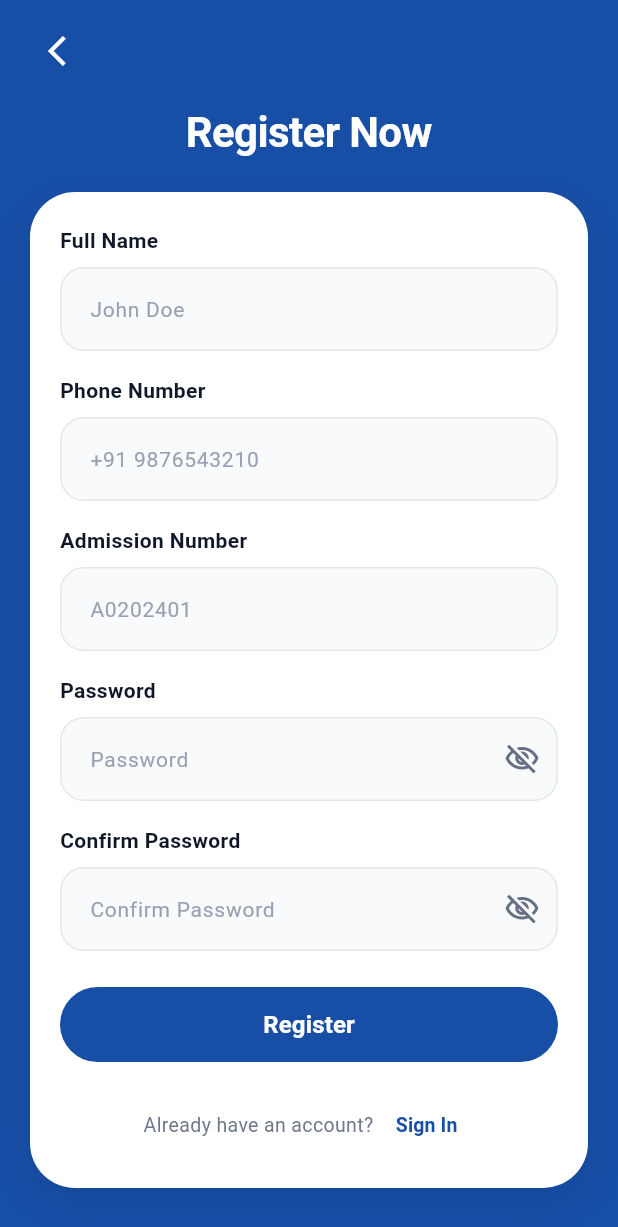
After one commit to AjayExplorer/Unnamed, a Flutter app: the StudentRegistration screen opened by its route, on a phone screen of 412 x 824 dp. The commit adds this screen. Shown: the top 1227 px of the screen. Run offline on Flutter 3.47's test engine with Material 3 defaults, Android fonts, the phone set to English and light mode, and no system bars.

Commit message:
added student registration page and established connections,updated main.dart,login page

```diff
--- a/lib/main.dart
+++ b/lib/main.dart
@@ -4,6 +4,7 @@ import 'screens/alerts/index.dart';
 import 'screens/main_page/front.dart';
 import 'screens/news/index.dart';
 import 'screens/profile/index.dart';
+import 'screens/request_letter/student_registration/student_registration.dart';
 
 void main() {
   runApp(const MyApp());
@@ -28,6 +29,7 @@ class MyApp extends StatelessWidget {
         '/alerts': (context) => const AlertsPage(),
         '/news': (context) => const NewsPage(),
         '/profile': (context) => const ProfilePage(),
+        '/register': (context) => const StudentRegistration(),
       },
     );
   }
--- a/lib/screens/Login_page/index.dart
+++ b/lib/screens/Login_page/index.dart
@@ -232,7 +232,7 @@ class _LoginPageState extends State<LoginPage> {
                                         ),
                                       ),
                                       TextButton(
-                                        onPressed: () {},
+                                        onPressed: () {Navigator.of(context).pushNamed('/register');},
                                         style: TextButton.styleFrom(
                                           foregroundColor: accentBlue,
                                           padding: EdgeInsets.zero,
--- /dev/null
+++ b/lib/screens/request_letter/student_registration/student_registration.dart
@@ -0,0 +1,282 @@
+import 'package:flutter/material.dart';
+
+class StudentRegistration extends StatefulWidget {
+  const StudentRegistration({super.key});
+
+  @override
+  State<StudentRegistration> createState() => _StudentRegistrationState();
+}
+
+class _StudentRegistrationState extends State<StudentRegistration> {
+  final _formKey = GlobalKey<FormState>();
+
+  // Controllers matching teammate's standard instantiations
+  final _nameController = TextEditingController();
+  final _phoneController = TextEditingController();
+  final _admissionController = TextEditingController();
+  final _passwordController = TextEditingController();
+  final _confirmPasswordController = TextEditingController();
+
+  bool _obscurePassword = true;
+  bool _obscureConfirmPassword = true;
+
+  @override
+  void dispose() {
+    _nameController.dispose();
+    _phoneController.dispose();
+    _admissionController.dispose();
+    _passwordController.dispose();
+    _confirmPasswordController.dispose();
+    super.dispose();
+  }
+
+  @override
+  Widget build(BuildContext context) {
+    const textGrey = Color(0xFF667085);
+
+    return Scaffold(
+      body: Container(
+        width: double.infinity,
+        height: double.infinity,
+        decoration: const BoxDecoration(
+          gradient: LinearGradient(
+            begin: Alignment.topCenter,
+            end: Alignment.bottomCenter,
+            colors: [
+             Color(0xFF174EA6), // Target background Sage Green Top
+              Color(0xFF174EA6), // Target background Sage Green Bottom
+            ],
+          ),
+        ),
+        child: SafeArea(
+          child: SingleChildScrollView(
+            padding: const EdgeInsets.fromLTRB(20, 10, 20, 28),
+            child: Column(
+              children: [
+                // Top Custom Header Navigation row
+                Row(
+                  children: [
+                    IconButton(
+                      icon: const Icon(Icons.arrow_back_ios, color: Colors.white),
+                      onPressed: () => Navigator.of(context).pop(),
+                    ),
+                  ],
+                ),
+                const SizedBox(height: 10),
+
+                // Section Title matching target text structure
+                const Text(
+                  'Register Now',
+                  style: TextStyle(
+                    color: Colors.white,
+                    fontSize: 28,
+                    fontWeight: FontWeight.w700,
+                    letterSpacing: -0.4,
+                  ),
+                ),
+                const SizedBox(height: 20),
+
+                // Core Form Card Container
+                Container(
+                  width: double.infinity,
+                  padding: const EdgeInsets.fromLTRB(20, 22, 20, 22),
+                  decoration: BoxDecoration(
+                    color: Colors.white,
+                    borderRadius: BorderRadius.circular(30),
+                    boxShadow: const [
+                      BoxShadow(
+                        color: Color(0x1A0F172A),
+                        blurRadius: 24,
+                        offset: Offset(0, 10),
+                      ),
+                    ],
+                  ),
+                  child: Form(
+                    key: _formKey,
+                    child: Column(
+                      crossAxisAlignment: CrossAxisAlignment.start,
+                      children: [
+                        // 1. Full Name
+                        _buildLabel('Full Name'),
+                        _buildInputField(
+                          controller: _nameController,
+                          hintText: 'John Doe',
+                          keyboardType: TextInputType.name,
+                          validator: (v) => v!.isEmpty ? 'Please enter your name' : null,
+                        ),
+                        const SizedBox(height: 16),
+
+                        // 2. Phone Number
+                        _buildLabel('Phone Number'),
+                        _buildInputField(
+                          controller: _phoneController,
+                          hintText: '+91 9876543210',
+                          keyboardType: TextInputType.phone,
+                          validator: (v) => v!.isEmpty ? 'Please enter phone number' : null,
+                        ),
+                        const SizedBox(height: 16),
+
+                        // 3. Admission Number
+                        _buildLabel('Admission Number'),
+                        _buildInputField(
+                          controller: _admissionController,
+                          hintText: 'A0202401',
+                          validator: (v) => v!.isEmpty ? 'Please enter admission number' : null,
+                        ),
+                        const SizedBox(height: 16),
+
+                        // 4. Password
+                        _buildLabel('Password'),
+                        _buildInputField(
+                          controller: _passwordController,
+                          hintText: 'Password',
+                          obscureText: _obscurePassword,
+                          suffixIcon: IconButton(
+                            icon: Icon(
+                              _obscurePassword ? Icons.visibility_off_outlined : Icons.visibility_outlined,
+                              color: textGrey,
+                            ),
+                            onPressed: () => setState(() => _obscurePassword = !_obscurePassword),
+                          ),
+                          validator: (v) => v!.length < 6 ? 'Password must be 6+ characters' : null,
+                        ),
+                        const SizedBox(height: 16),
+
+                        // 5. Confirm Password
+                        _buildLabel('Confirm Password'),
+                        _buildInputField(
+                          controller: _confirmPasswordController,
+                          hintText: 'Confirm Password',
+                          obscureText: _obscureConfirmPassword,
+                          suffixIcon: IconButton(
+                            icon: Icon(
+                              _obscureConfirmPassword ? Icons.visibility_off_outlined : Icons.visibility_outlined,
+                              color: textGrey,
+                            ),
+                            onPressed: () => setState(() => _obscureConfirmPassword = !_obscureConfirmPassword),
+                          ),
+                          validator: (v) {
+                            if (v != _passwordController.text) return 'Passwords do not match';
+                            return null;
+                          },
+                        ),
+                        const SizedBox(height: 24),
+
+                        // Registration Button Core Action Frame
+                        SizedBox(
+                          width: double.infinity,
+                          height: 50,
+                          child: ElevatedButton(
+                            onPressed: () {
+                              if (_formKey.currentState!.validate()) {
+                                ScaffoldMessenger.of(context).showSnackBar(
+                                  const SnackBar(content: Text('Processing Registration...')),
+                                );
+                              }
+                            },
+                            style: ElevatedButton.styleFrom(
+                              backgroundColor: const Color(0xFF174EA6), // Custom Layout matching Sage Button tint
+                              foregroundColor: Colors.white,
+                              elevation: 0,
+                              shape: RoundedRectangleBorder(
+                                borderRadius: BorderRadius.circular(999),
+                              ),
+                            ),
+                            child: const Text(
+                              'Register',
+                              style: TextStyle(fontSize: 16, fontWeight: FontWeight.w700),
+                            ),
+                          ),
+                        ),
+                        const SizedBox(height: 22),
+
+                        // Navigation Link Back to Sign In Screen
+                        Center(
+                          child: Wrap(
+                            crossAxisAlignment: WrapCrossAlignment.center,
+                            children: [
+                              Text(
+                                "Already have an account? ",
+                                style: TextStyle(color: textGrey.withOpacity(0.95), fontSize: 13),
+                              ),
+                              TextButton(
+                                onPressed: () => Navigator.of(context).pop(),
+                                style: TextButton.styleFrom(
+                                  foregroundColor: const Color(0xFF174EA6),
+                                  padding: EdgeInsets.zero,
+                                  tapTargetSize: MaterialTapTargetSize.shrinkWrap,
+                                ),
+                                child: const Text(
+                                  'Sign In',
+                                  style: TextStyle(fontSize: 13, fontWeight: FontWeight.w700),
+                                ),
+                              ),
+                            ],
+                          ),
+                        ),
+                      ],
+                    ),
+                  ),
+                ),
+              ],
+            ),
+          ),
+        ),
+      ),
+    );
+  }
+
+  // Label configuration helper matching teammate layout semantics
+  Widget _buildLabel(String text) {
+    return Padding(
+      padding: const EdgeInsets.only(bottom: 8.0),
+      child: Text(
+        text,
+        style: const TextStyle(fontSize: 14, fontWeight: FontWeight.w600, color: Color(0xFF101828)),
+      ),
+    );
+  }
+  // Robust TextFormField builder borrowing style choices from teammate's StyledField
+  Widget _buildInputField({
+    required TextEditingController controller,
+    required String hintText,
+    bool obscureText = false,
+    Widget? suffixIcon,
+    TextInputType? keyboardType,
+    String? Function(String?)? validator,
+  }) {
+
+    return TextFormField(
+      controller: controller,
+      obscureText: obscureText,
+      keyboardType: keyboardType,
+      validator: validator,
+             decoration: InputDecoration(
+          hintText: hintText,
+          suffixIcon: suffixIcon,
+          filled: true,
+          fillColor: const Color(0xFFF9FAFB),
+          contentPadding: const EdgeInsets.symmetric(horizontal: 16, vertical: 16),
+          hintStyle: const TextStyle(color: Color(0xFF98A2B3), fontSize: 14),
+          errorStyle: const TextStyle(height: 0.6),
+                enabledBorder: OutlineInputBorder(
+        borderRadius: BorderRadius.circular(16),
+        borderSide: const BorderSide(color: Color(0xFFE4E7EC)),
+      ), // OutlineInputBorder
+      focusedBorder: OutlineInputBorder(
+        borderRadius: BorderRadius.circular(16),
+        borderSide: const BorderSide(color: Color(0xFF96B79D), width: 1.4),
+      ), // OutlineInputBorder
+      errorBorder: OutlineInputBorder(
+        borderRadius: BorderRadius.circular(16),
+        borderSide: const BorderSide(color: Colors.redAccent, width: 1),
+      ), // OutlineInputBorder
+      focusedErrorBorder: OutlineInputBorder(
+        borderRadius: BorderRadius.circular(16),
+        borderSide: const BorderSide(color: Colors.redAccent, width: 1.4),
+      ), // OutlineInputBorder
+    ), // InputDecoration
+  ); // TextFormField
+}
+
+  }
```
